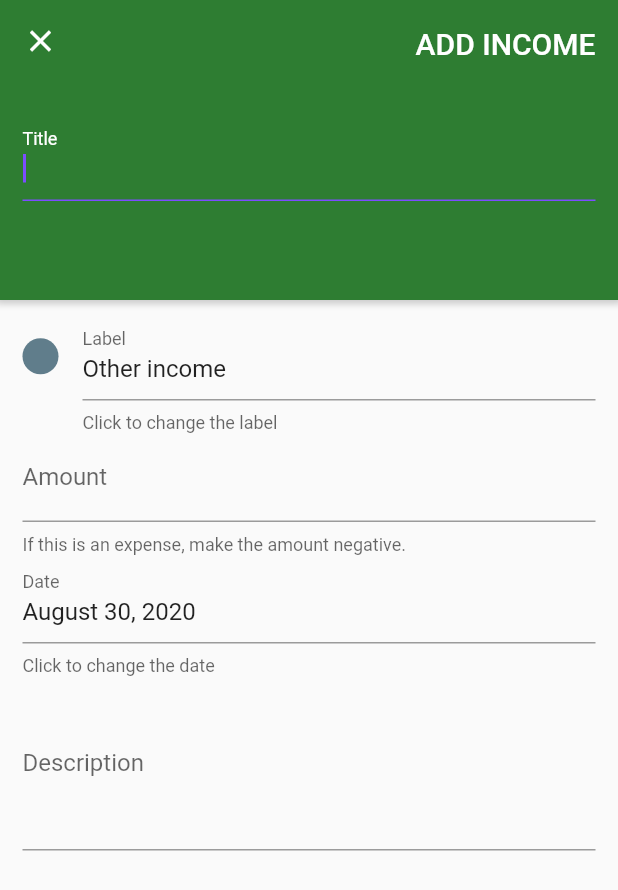
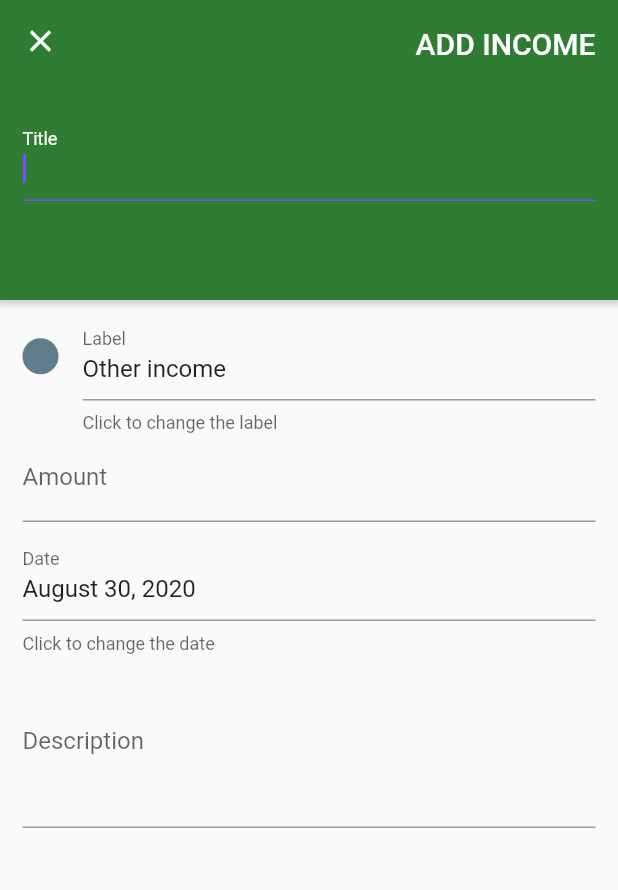
Before and after one commit to rsquared226/budget_my_life, a Flutter app: the EditTransactionScreen screen opened directly with empty values, on a phone screen of 412 x 824 dp. Shown: the top 890 px of the screen. Run offline on Flutter 3.47's test engine with Material 2 defaults, Android fonts, the phone set to English and light mode, and no system bars; our stand-ins replace charts_flutter, flutter_colorpicker, google_fonts, introduction_screen, sqflite; missing offline and left inert: scrolling_page_indicator; accounts and stored records are empty; project files that could hold a hidden picture were left out.

Commit message:
Remove Outdated Label on EditTransactionScreen

```diff
--- a/lib/screens/edit_transaction_screen.dart
+++ b/lib/screens/edit_transaction_screen.dart
@@ -282,8 +282,6 @@ class _EditTransactionScreenState extends State<EditTransactionScreen> {
                     initialValue: initialAmountFieldValue,
                     decoration: InputDecoration(
                       labelText: 'Amount',
-                      helperText:
-                          'If this is an expense, make the amount negative.',
                     ),
                     focusNode: _amountFocusNode,
                     keyboardType: TextInputType.number,
@@ -320,6 +318,7 @@ class _EditTransactionScreenState extends State<EditTransactionScreen> {
                       }
                     },
                   ),
+                  const SizedBox(height: 7),
                   TextFormField(
                     decoration: InputDecoration(
                       labelText: 'Date',
```
